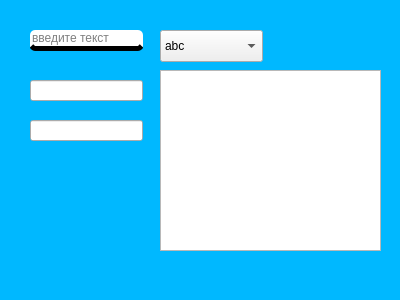
This is inputform.ui in Near8954/library_system as Qt 5 draws it before an edit. The edited form follows.
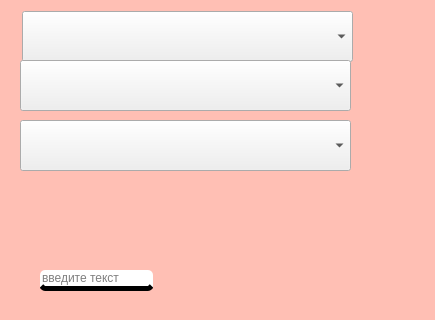
This is the edited form.

```diff
--- a/inputform.ui
+++ b/inputform.ui
@@ -6,8 +6,8 @@
    <rect>
     <x>0</x>
     <y>0</y>
-    <width>400</width>
-    <height>300</height>
+    <width>435</width>
+    <height>320</height>
    </rect>
   </property>
   <property name="windowTitle">
@@ -16,14 +16,14 @@
   <property name="styleSheet">
    <string notr="true">QDialog
 {
-background-color: rgb(0, 184, 255)
+background-color: rgb(255, 191, 180)
 }</string>
   </property>
   <widget class="QLineEdit" name="lineEdit">
    <property name="geometry">
     <rect>
-     <x>30</x>
-     <y>30</y>
+     <x>40</x>
+     <y>270</y>
      <width>113</width>
      <height>21</height>
     </rect>
@@ -39,38 +39,29 @@
     <string>введите текст</string>
    </property>
   </widget>
-  <widget class="QLineEdit" name="lineEdit_2">
-   <property name="geometry">
-    <rect>
-     <x>30</x>
-     <y>80</y>
-     <width>113</width>
-     <height>21</height>
-    </rect>
-   </property>
-  </widget>
-  <widget class="QLineEdit" name="lineEdit_3">
-   <property name="geometry">
-    <rect>
-     <x>30</x>
-     <y>120</y>
-     <width>113</width>
-     <height>21</height>
-    </rect>
-   </property>
-  </widget>
   <widget class="QComboBox" name="comboBox">
    <property name="geometry">
     <rect>
-     <x>160</x>
-     <y>30</y>
-     <width>103</width>
-     <height>32</height>
+     <x>22</x>
+     <y>11</y>
+     <width>331</width>
+     <height>51</height>
     </rect>
    </property>
    <property name="editable">
     <bool>false</bool>
    </property>
+   <property name="currentText">
+    <string/>
+   </property>
+   <property name="placeholderText">
+    <string>Выберите имя</string>
+   </property>
+   <item>
+    <property name="text">
+     <string/>
+    </property>
+   </item>
    <item>
     <property name="text">
      <string>abc</string>
@@ -91,21 +82,91 @@
      <string>a</string>
     </property>
    </item>
+  </widget>
+  <widget class="QComboBox" name="comboBox_2">
+   <property name="geometry">
+    <rect>
+     <x>20</x>
+     <y>60</y>
+     <width>331</width>
+     <height>51</height>
+    </rect>
+   </property>
+   <property name="editable">
+    <bool>false</bool>
+   </property>
+   <property name="placeholderText">
+    <string>Выберите фамилию</string>
+   </property>
+   <item>
+    <property name="text">
+     <string/>
+    </property>
+   </item>
+   <item>
+    <property name="text">
+     <string>abc</string>
+    </property>
+   </item>
+   <item>
+    <property name="text">
+     <string>bab</string>
+    </property>
+   </item>
    <item>
     <property name="text">
      <string>cabc</string>
     </property>
    </item>
   </widget>
-  <widget class="QTextBrowser" name="textBrowser">
+  <widget class="QComboBox" name="comboBox_3">
    <property name="geometry">
     <rect>
-     <x>160</x>
-     <y>70</y>
-     <width>221</width>
-     <height>181</height>
+     <x>20</x>
+     <y>120</y>
+     <width>331</width>
+     <height>51</height>
     </rect>
    </property>
+   <property name="styleSheet">
+    <string notr="true">QComboBox {text-color: rgb(0, 0, 0)}</string>
+   </property>
+   <property name="editable">
+    <bool>false</bool>
+   </property>
+   <property name="placeholderText">
+    <string>Выберите отчество</string>
+   </property>
+   <item>
+    <property name="text">
+     <string/>
+    </property>
+   </item>
+   <item>
+    <property name="text">
+     <string>abc</string>
+    </property>
+   </item>
+   <item>
+    <property name="text">
+     <string>bab</string>
+    </property>
+   </item>
+   <item>
+    <property name="text">
+     <string>cabc</string>
+    </property>
+   </item>
+   <item>
+    <property name="text">
+     <string>ab</string>
+    </property>
+   </item>
+   <item>
+    <property name="text">
+     <string>a</string>
+    </property>
+   </item>
   </widget>
  </widget>
  <resources/>
```
Left out of the diff: 15 changed lines with no effect on the pictures.
